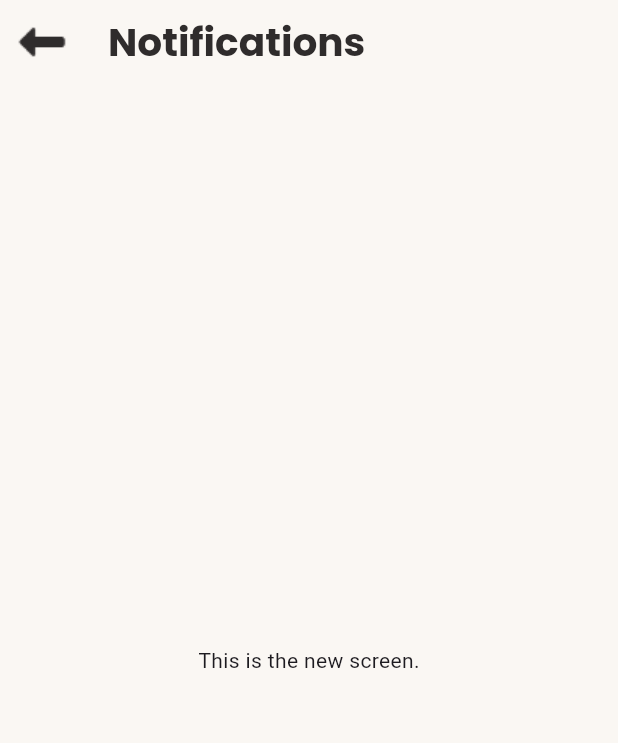
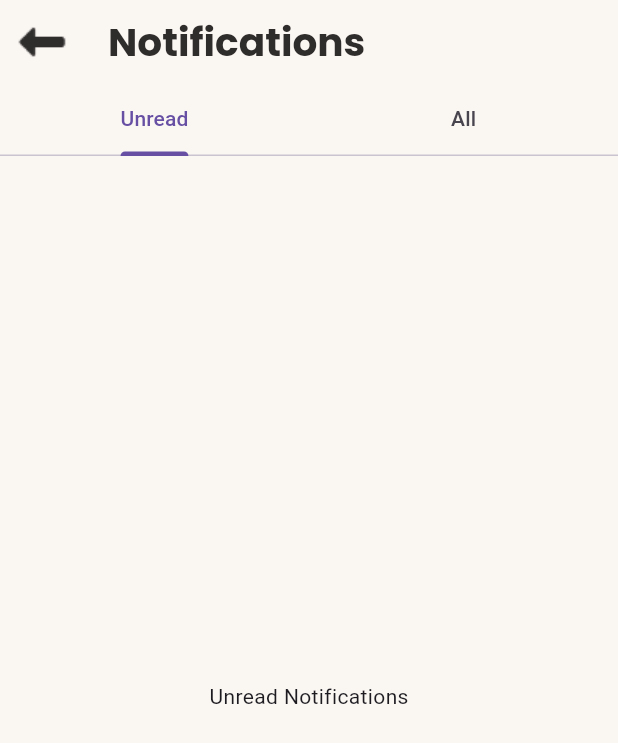
Before and after one commit to ashensn0w/SLAM-Up, a Flutter app: the NotificationsPage screen opened directly, on a phone screen of 412 x 824 dp. Shown: the top 743 px of the screen. Run offline on Flutter 3.47's test engine with Material 3 defaults, Android fonts, the phone set to English and light mode, and no system bars.

Commit message:
latest notif

```diff
--- a/lib/screens/notification_page.dart
+++ b/lib/screens/notification_page.dart
@@ -1,10 +1,17 @@
 import 'package:flutter/material.dart';
 import '../utils/constants.dart';
 
-class NotificationsPage extends StatelessWidget {
+class NotificationsPage extends StatefulWidget {
+  @override
+  _NotificationsPageState createState() => _NotificationsPageState();
+}
+
+class _NotificationsPageState extends State<NotificationsPage> {
   @override
   Widget build(BuildContext context) {
-    return Scaffold(
+    return DefaultTabController(
+      length: 2, // Number of tabs
+      child: Scaffold(
         backgroundColor: primLightBg,
         appBar: AppBar(
           title: Text(
@@ -24,13 +31,35 @@ class NotificationsPage extends StatelessWidget {
               Navigator.pop(context);
             },
             child: Image.asset(
-            'lib/assets/images/GlobalIcons/dark_back_button.png', // Your custom icon path
-            color: Color(0xFF2F2C2C), // Set the icon color
+              darkBackButton,
             ),
           ),
+          bottom: TabBar(
+            tabs: [
+              Tab(text: 'Unread'),
+              Tab(text: 'All'),
+            ],
           ),
-      body: Center(
-        child: Text('This is the new screen.'),
+        ),
+        body: Container(
+          decoration: BoxDecoration(
+            color: Color(0xFFFAF7F3), // Set container color to "D9D9D9"
+            borderRadius: BorderRadius.circular(15.0), // Set border radius
+          ),
+          margin: EdgeInsets.all(20.0), // Adjust margin as needed
+          child: TabBarView(
+            children: [
+              // Unread tab content
+              Center(
+                child: Text('Unread Notifications'),
+              ),
+              // All tab content
+              Center(
+                child: Text('All Notifications'),
+              ),
+            ],
+          ),
+        ),
       ),
     );
   }
```
Lines whose indentation alone changed are shown as unchanged.
